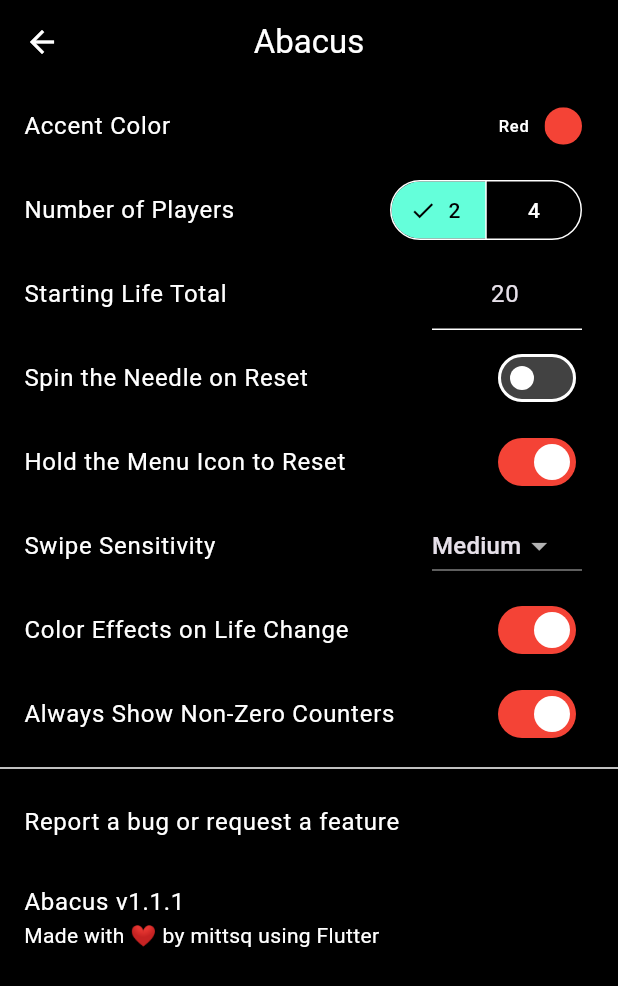
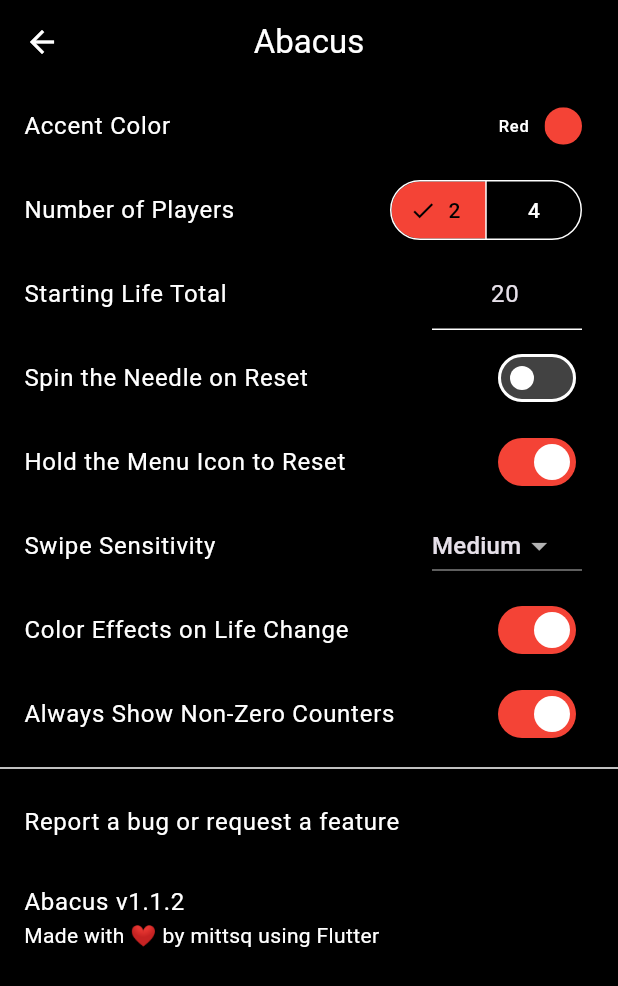
Before and after one commit to mittsq/abacus, a Flutter app: the Settings screen opened directly, on a phone screen of 412 x 824 dp. Shown: the top 986 px of the screen. Run offline on Flutter 3.47's test engine with Material 2 defaults, Android fonts, the phone set to English and light mode, and no system bars; our stand-ins replace package_info_plus, shared_preferences, wakelock; missing offline and left inert: loop_page_view; accounts and stored records are empty.

Commit message:
Colors and theming (closes #7)

```diff
--- a/lib/widgets/counter.dart
+++ b/lib/widgets/counter.dart
@@ -140,7 +140,8 @@ class _CounterState extends State<Counter> {
 
     if (widget.counter.glow) {
       radius = 50.0;
-      border = const Color.fromARGB(255, 200, 200, 200);
+      border = (Theme.of(context).colorScheme.primary as MaterialColor)[100] ??
+          Colors.white;
     }
 
     var rounded = const BorderRadius.all(Radius.circular(10));
--- a/lib/widgets/settings.dart
+++ b/lib/widgets/settings.dart
@@ -191,6 +191,16 @@ class _SettingsState extends State<Settings> {
           ListTile(
             title: const Text('Number of Players'),
             trailing: SegmentedButton(
+              style: ButtonStyle(
+                backgroundColor: MaterialStateProperty.resolveWith<Color?>(
+                  (states) {
+                    if (states.contains(MaterialState.selected)) {
+                      return Theme.of(context).colorScheme.primary;
+                    }
+                    return null;
+                  },
+                ),
+              ),
               onSelectionChanged: (v) {
                 setState(() {
                   Settings.set(SettingsKey.players, v.single as int);
--- a/pubspec.yaml
+++ b/pubspec.yaml
@@ -2,7 +2,7 @@ name: abacus
 description: A simple, but feature-rich, counter for tabletop games.
 
 publish_to: 'none'
-version: 1.1.1
+version: 1.1.2
 environment:
   sdk: ">=2.17.0 <3.0.0"
 
```
Also changed, not shown: lib/widgets/holder.dart (+7 -2 lines).
